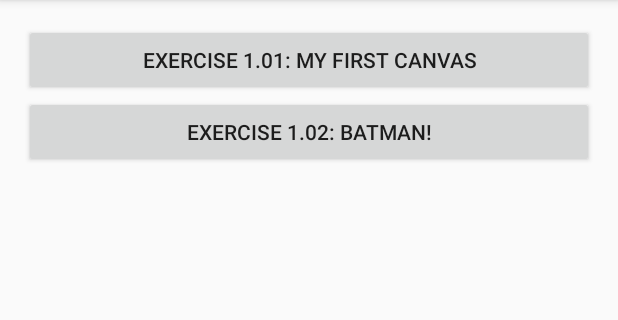
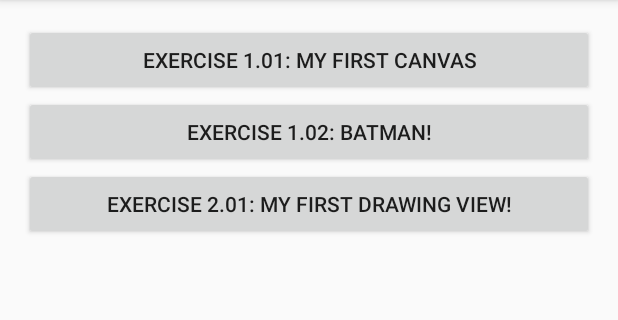
Before and after one commit to sergiandreplace/canvas_workshop, an Android app: the screen it shows after launch (MainActivity), on a phone screen of 412 x 824 dp, the part 84-404 px from its top. Run offline under Robolectric (Android 15) with nearby library versions, the phone set to English and light mode, and no system bars.

Commit message:
Ready for the view

```diff
--- a/app/src/main/AndroidManifest.xml
+++ b/app/src/main/AndroidManifest.xml
@@ -18,6 +18,7 @@
         <activity android:name=".activity.AboutActivity" android:label="@string/about_title"/>
         <activity android:name=".activity.MyFirstCanvasActivity" android:label="@string/ex1_01_name"/>
         <activity android:name=".activity.BatmanActivity" android:label="@string/ex1_02_name"/>
+        <activity android:name=".activity.MyFirstDrawingViewActivity" android:label="@string/ex2_01_name"/>
     </application>
 
 </manifest>
--- a/app/src/main/java/com/sergiandreplace/canvas/activity/MainActivity.java
+++ b/app/src/main/java/com/sergiandreplace/canvas/activity/MainActivity.java
@@ -34,6 +34,7 @@ public class MainActivity extends ActionBarActivity {
         setContentView(R.layout.activity_main);
         setupButton(R.id.ex1_01, MyFirstCanvasActivity.class);
         setupButton(R.id.ex1_02, BatmanActivity.class);
+        setupButton(R.id.ex2_01, MyFirstDrawingViewActivity.class);
     }
     @Override
     public boolean onCreateOptionsMenu(Menu menu) {
--- a/app/src/main/res/layout/activity_main.xml
+++ b/app/src/main/res/layout/activity_main.xml
@@ -11,8 +11,7 @@
             android:layout_width="match_parent"
             android:layout_height="match_parent"
             android:orientation="vertical"
-            android:padding="@dimen/activity_vertical_margin"
-            >
+            android:padding="@dimen/activity_vertical_margin">
 
             <Button
                 android:id="@+id/ex1_01"
@@ -27,6 +26,13 @@
                 android:layout_height="wrap_content"
                 android:layout_gravity="center_horizontal|top"
                 android:text="@string/ex1_02_name" />
+
+            <Button
+                android:id="@+id/ex2_01"
+                android:layout_width="match_parent"
+                android:layout_height="wrap_content"
+                android:layout_gravity="center_horizontal|top"
+                android:text="@string/ex2_01_name" />
         </LinearLayout>
     </ScrollView>
 
--- a/app/src/main/res/values/strings.xml
+++ b/app/src/main/res/values/strings.xml
@@ -6,5 +6,6 @@
     <string name="app_motto">Keep calm and draw on canvas</string>
     <string name="ex1_01_name">Exercise 1.01: My First Canvas</string>
     <string name="ex1_02_name">Exercise 1.02: Batman!</string>
+    <string name="ex2_01_name">Exercise 2.01: My first drawing view!</string>
 
 </resources>
```
Also changed, not shown: app/src/main/java/com/sergiandreplace/canvas/activity/MyFirstDrawingViewActivity.java (added, +35 -0 lines), app/src/main/java/com/sergiandreplace/canvas/view/MyFirstDrawingView.java (added, +61 -0 lines), app/src/main/res/layout/activity_myfirstdrawingview.xml (added, +12 -0 lines), 1 other file.
